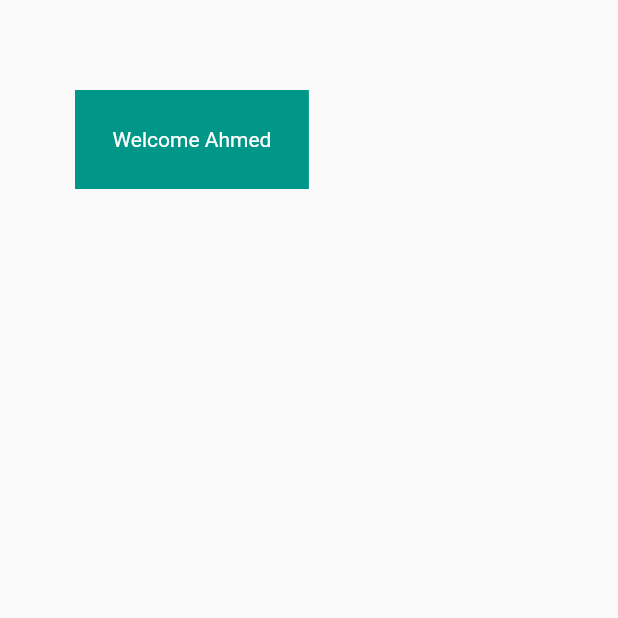
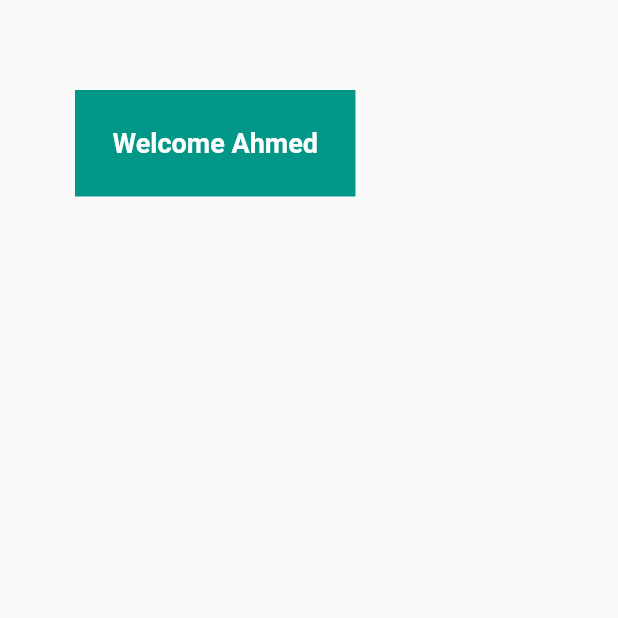
Before and after one commit to Mohammedazzam/flutter_app_002, a Flutter app: the screen it shows after launch, on a phone screen of 412 x 824 dp, the top half of it. Run offline on Flutter 3.47's test engine with Material 2 defaults, Android fonts, the phone set to English and light mode, and no system bars.

Commit message:
5.8(التحكم بحجم الخطوط وشكلها)

```diff
--- a/lib/main.dart
+++ b/lib/main.dart
@@ -27,7 +27,10 @@ class HomeScreen extends StatelessWidget {
         margin: EdgeInsets.only(left: 50,right: 150 ,top: 60,bottom: 65),
         padding: EdgeInsets.all(25),
         child: Text("Welcome Ahmed", style: TextStyle(
-          color: Colors.white
+          color: Colors.white,
+          fontSize: 18,
+          fontWeight: FontWeight.bold,
+
         ),),
       ),
     );
```
